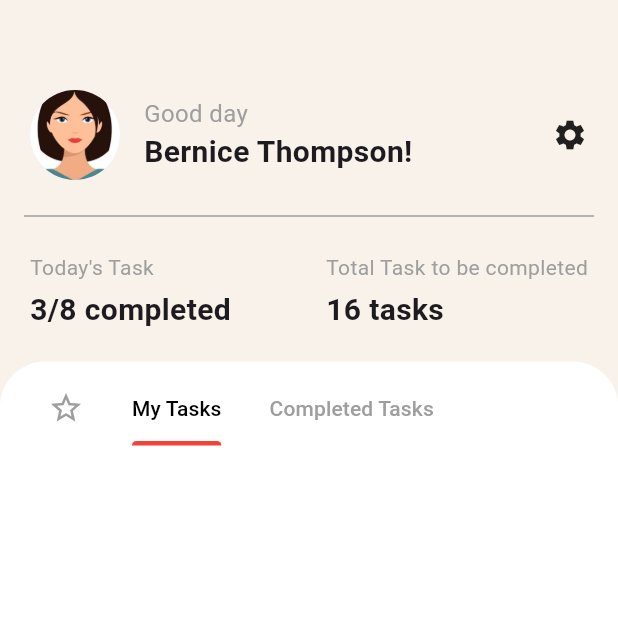
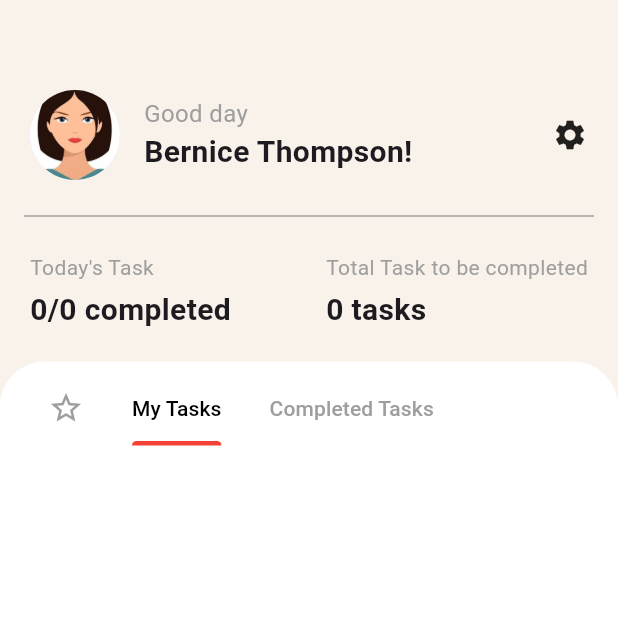
Before and after one commit to vickydroid333/TaskTrainingApp, a Flutter app: the screen it shows after launch, on a phone screen of 412 x 824 dp, the top half of it. Run offline on Flutter 3.47's test engine with Material 3 defaults, Android fonts, the light colour scheme and no system bars; our stand-ins replace hive, hive_flutter; accounts and stored records are empty.

Commit message:
- Starred tasks added from add_task.dart. - Starred checkbox active color changed in all tasks pages. - total tasks and completed tasks count added in the home.dart

```diff
--- a/lib/home/completed_tasks.dart
+++ b/lib/home/completed_tasks.dart
@@ -31,6 +31,7 @@ class _CompletedTasksState extends State<CompletedTasks> {
                 return ListTile(
                   hoverColor: Colors.white,
                   leading: Checkbox(
+                    activeColor: Colors.red,
                     value: task.isCompleted,
                     onChanged: (bool? value) {
                       if (value != null) {
--- a/lib/home/home.dart
+++ b/lib/home/home.dart
@@ -1,9 +1,11 @@
 import 'package:flutter/material.dart';
+import 'package:provider/provider.dart';
 import 'package:task_app/home/completed_tasks.dart';
 import 'package:task_app/home/my_tasks.dart';
 import 'package:task_app/home/starred_tasks.dart';
 
 import '../add_task.dart';
+import '../task_provider.dart';
 
 class MyHomePage extends StatefulWidget {
   const MyHomePage({super.key});
@@ -99,31 +101,47 @@ class _MyHomePageState extends State<MyHomePage>
                   color: Colors.grey,
                 ),
               ),
-              const Padding(
-                padding: EdgeInsets.only(left: 20, right: 20),
+              Padding(
+                padding: const EdgeInsets.only(left: 20, right: 20),
                 child: Row(
                   mainAxisAlignment: MainAxisAlignment.spaceBetween,
                   children: [
                     Column(
                       crossAxisAlignment: CrossAxisAlignment.start,
                       children: [
-                        Text("Today's Task",
+                        const Text("Today's Task",
                             style: TextStyle(color: Colors.grey)),
-                        SizedBox(height: 4),
-                        Text("3/8 completed",
-                            style: TextStyle(
-                                fontSize: 20, fontWeight: FontWeight.bold)),
+                        const SizedBox(height: 4),
+                        Consumer<TaskProvider>(
+                          builder: (context, taskProvider, child) {
+                            final completedTasks =
+                                taskProvider.completedTasks.length;
+                            final totalTasks = taskProvider.tasks.length;
+                            return Text(
+                              "$completedTasks/$totalTasks completed",
+                              style: const TextStyle(
+                                  fontSize: 20, fontWeight: FontWeight.bold),
+                            );
+                          },
+                        ),
                       ],
                     ),
                     Column(
                       crossAxisAlignment: CrossAxisAlignment.start,
                       children: [
-                        Text("Total Task to be completed",
+                        const Text("Total Task to be completed",
                             style: TextStyle(color: Colors.grey)),
-                        SizedBox(height: 4),
-                        Text("16 tasks",
-                            style: TextStyle(
-                                fontSize: 20, fontWeight: FontWeight.bold)),
+                        const SizedBox(height: 4),
+                        Consumer<TaskProvider>(
+                            builder: (context, taskProvider, child) {
+                          final completedTasks =
+                              taskProvider.completedTasks.length;
+                          return Text(
+                            "$completedTasks tasks",
+                            style: const TextStyle(
+                                fontSize: 20, fontWeight: FontWeight.bold),
+                          );
+                        })
                       ],
                     ),
                   ],
--- a/lib/home/my_tasks.dart
+++ b/lib/home/my_tasks.dart
@@ -32,6 +32,7 @@ class _MyTasksState extends State<MyTasks> {
                 final task = tasks[index];
                 return ListTile(
                   leading: Checkbox(
+                    activeColor: Colors.red,
                     value: task.isCompleted,
                     onChanged: (bool? value) {
                       if (value != null) {
--- a/lib/home/starred_tasks.dart
+++ b/lib/home/starred_tasks.dart
@@ -30,6 +30,7 @@ class _StarredTasksState extends State<StarredTasks> {
                 final task = completedTasks[index];
                 return ListTile(
                   leading: Checkbox(
+                    activeColor: Colors.red,
                     value: task.isCompleted,
                     onChanged: (bool? value) {
                       if (value != null) {
```
Also changed, not shown: lib/add_task.dart (+14 -6 lines).
